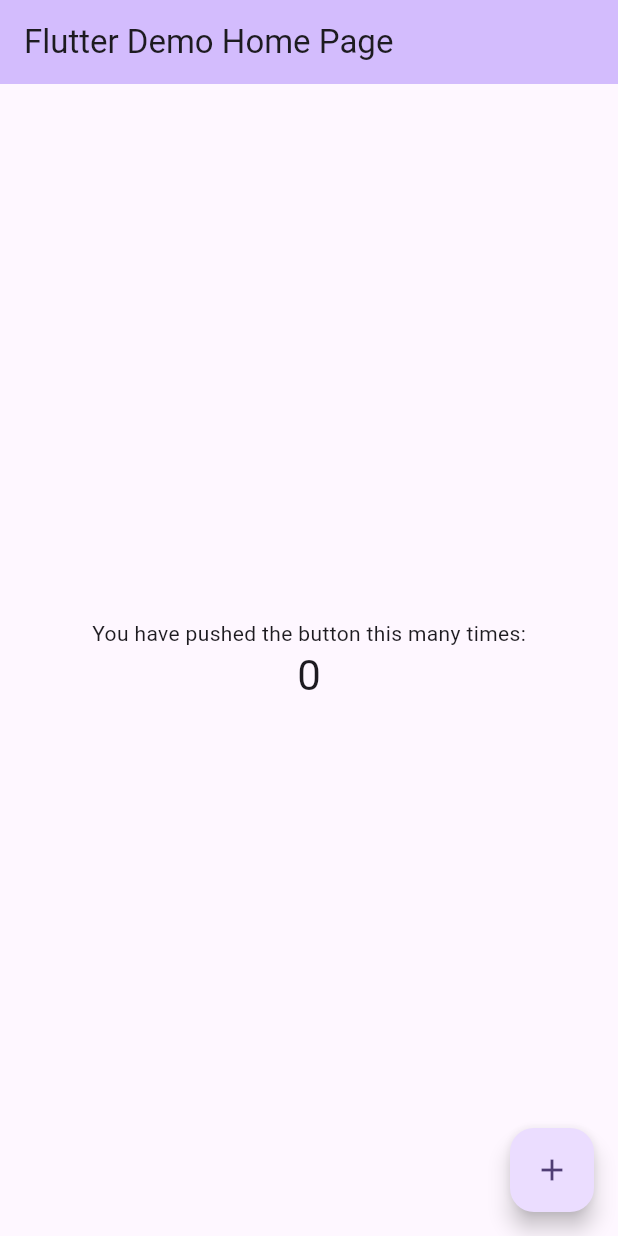
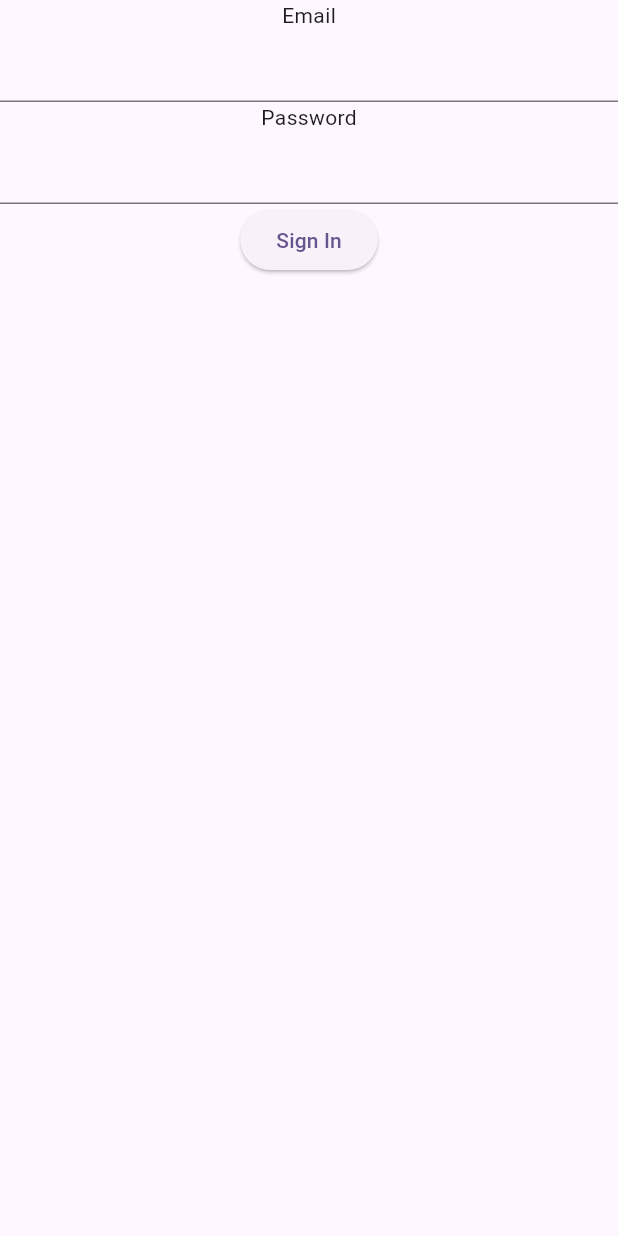
Before and after one commit to mrkgelo2/cc206-final-project, a Flutter app: the screen it shows after launch, on a phone screen of 412 x 824 dp. Run offline on Flutter 3.47's test engine with Material 3 defaults, Android fonts, the phone set to English and light mode, and no system bars.

```diff
--- /dev/null
+++ b/lib/features/sign_in.dart
@@ -0,0 +1,20 @@
+import 'package:flutter/material.dart';
+
+class SignInPage extends StatelessWidget {
+  const SignInPage({super.key});
+
+  @override
+  Widget build(BuildContext context) {
+    return Scaffold(
+      body: Column(
+        children: [
+          const Text("Email"),
+          TextFormField(),
+          const Text("Password"),
+          TextFormField(),
+          ElevatedButton(onPressed: () {}, child: const Text("Sign In"))
+        ],
+      ),
+    );
+  }
+}
--- a/lib/main.dart
+++ b/lib/main.dart
@@ -1,3 +1,4 @@
+import 'package:final_project_cc206/features/sign_in.dart';
 import 'package:flutter/material.dart';
 
 void main() {
@@ -13,113 +14,10 @@ class MyApp extends StatelessWidget {
     return MaterialApp(
       title: 'Flutter Demo',
       theme: ThemeData(
-        // This is the theme of your application.
-        //
-        // TRY THIS: Try running your application with "flutter run". You'll see
-        // the application has a purple toolbar. Then, without quitting the app,
-        // try changing the seedColor in the colorScheme below to Colors.green
-        // and then invoke "hot reload" (save your changes or press the "hot
-        // reload" button in a Flutter-supported IDE, or press "r" if you used
-        // the command line to start the app).
-        //
-        // Notice that the counter didn't reset back to zero; the application
-        // state is not lost during the reload. To reset the state, use hot
-        // restart instead.
-        //
-        // This works for code too, not just values: Most code changes can be
-        // tested with just a hot reload.
         colorScheme: ColorScheme.fromSeed(seedColor: Colors.deepPurple),
         useMaterial3: true,
       ),
-      home: const MyHomePage(title: 'Flutter Demo Home Page'),
+      home: const SignInPage(), // Add the home widget here
     );
   }
 }
-
-class MyHomePage extends StatefulWidget {
-  const MyHomePage({super.key, required this.title});
-
-  // This widget is the home page of your application. It is stateful, meaning
-  // that it has a State object (defined below) that contains fields that affect
-  // how it looks.
-
-  // This class is the configuration for the state. It holds the values (in this
-  // case the title) provided by the parent (in this case the App widget) and
-  // used by the build method of the State. Fields in a Widget subclass are
-  // always marked "final".
-
-  final String title;
-
-  @override
-  State<MyHomePage> createState() => _MyHomePageState();
-}
-
-class _MyHomePageState extends State<MyHomePage> {
-  int _counter = 0;
-
-  void _incrementCounter() {
-    setState(() {
-      // This call to setState tells the Flutter framework that something has
-      // changed in this State, which causes it to rerun the build method below
-      // so that the display can reflect the updated values. If we changed
-      // _counter without calling setState(), then the build method would not be
-      // called again, and so nothing would appear to happen.
-      _counter++;
-    });
-  }
-
-  @override
-  Widget build(BuildContext context) {
-    // This method is rerun every time setState is called, for instance as done
-    // by the _incrementCounter method above.
-    //
-    // The Flutter framework has been optimized to make rerunning build methods
-    // fast, so that you can just rebuild anything that needs updating rather
-    // than having to individually change instances of widgets.
-    return Scaffold(
-      appBar: AppBar(
-        // TRY THIS: Try changing the color here to a specific color (to
-        // Colors.amber, perhaps?) and trigger a hot reload to see the AppBar
-        // change color while the other colors stay the same.
-        backgroundColor: Theme.of(context).colorScheme.inversePrimary,
-        // Here we take the value from the MyHomePage object that was created by
-        // the App.build method, and use it to set our appbar title.
-        title: Text(widget.title),
-      ),
-      body: Center(
-        // Center is a layout widget. It takes a single child and positions it
-        // in the middle of the parent.
-        child: Column(
-          // Column is also a layout widget. It takes a list of children and
-          // arranges them vertically. By default, it sizes itself to fit its
-          // children horizontally, and tries to be as tall as its parent.
-          //
-          // Column has various properties to control how it sizes itself and
-          // how it positions its children. Here we use mainAxisAlignment to
-          // center the children vertically; the main axis here is the vertical
-          // axis because Columns are vertical (the cross axis would be
-          // horizontal).
-          //
-          // TRY THIS: Invoke "debug painting" (choose the "Toggle Debug Paint"
-          // action in the IDE, or press "p" in the console), to see the
-          // wireframe for each widget.
-          mainAxisAlignment: MainAxisAlignment.center,
-          children: <Widget>[
-            const Text(
-              'You have pushed the button this many times:',
-            ),
-            Text(
-              '$_counter',
-              style: Theme.of(context).textTheme.headlineMedium,
-            ),
-          ],
-        ),
-      ),
-      floatingActionButton: FloatingActionButton(
-        onPressed: _incrementCounter,
-        tooltip: 'Increment',
-        child: const Icon(Icons.add),
-      ), // This trailing comma makes auto-formatting nicer for build methods.
-    );
-  }
-}
```
